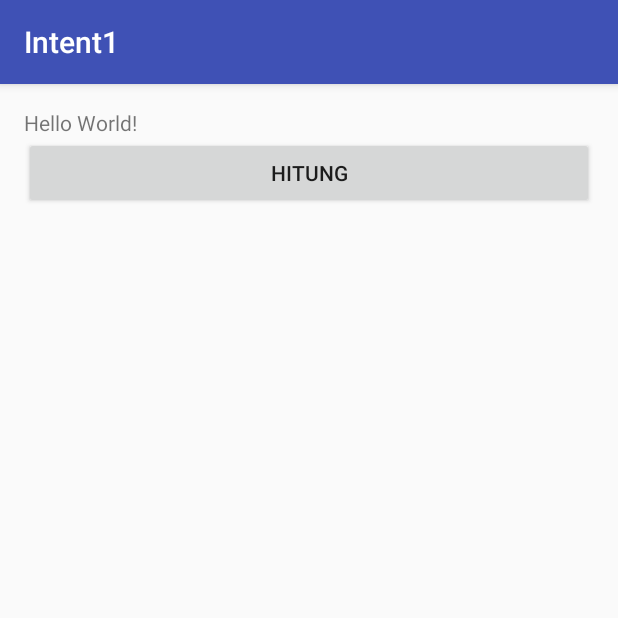
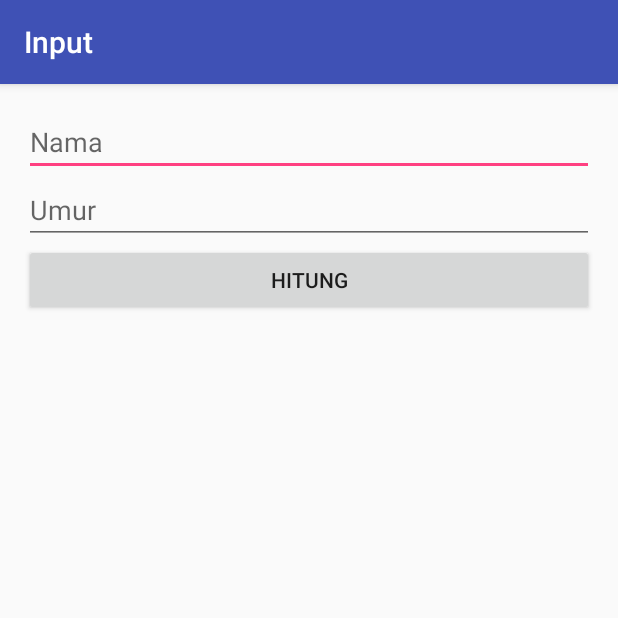
Before and after one commit to yobelchris/Intent1, an Android app: the screen it shows after launch (MainActivity), on a phone screen of 412 x 824 dp, the top half of it. Run offline under Robolectric (Android 15) with nearby library versions, the phone set to English and light mode, and no system bars.

Commit message:
startActivity Part 2

```diff
--- a/app/src/main/java/id/sch/smktelkom_mlg/learn/intent1/MainActivity.java
+++ b/app/src/main/java/id/sch/smktelkom_mlg/learn/intent1/MainActivity.java
@@ -4,19 +4,40 @@ import android.content.Intent;
 import android.os.Bundle;
 import android.support.v7.app.AppCompatActivity;
 import android.view.View;
+import android.widget.EditText;
 
 public class MainActivity extends AppCompatActivity {
+    public static final String NAMA = "Nama";
+    public static final String UMUR = "Umur";
+    EditText etNama;
+    EditText etUmur;
 
     @Override
     protected void onCreate(Bundle savedInstanceState) {
         super.onCreate(savedInstanceState);
         setContentView(R.layout.activity_main);
 
+        setTitle("Input");
+        etNama = (EditText) findViewById(R.id.editTextNama);
+        etUmur = (EditText) findViewById(R.id.editTextUmur);
+
         findViewById(R.id.buttonHitung).setOnClickListener(new View.OnClickListener() {
             @Override
             public void onClick(View view) {
-                startActivity(new Intent(MainActivity.this, HasilActivity.class));
+                goHasil();
             }
         });
     }
+
+    private void goHasil() {
+        String nama = etNama.getText().toString();
+        String umurStr = etUmur.getText().toString();
+
+        int umur = umurStr.isEmpty() ? 0 : Integer.parseInt(umurStr);
+
+        Intent intent = new Intent(MainActivity.this, HasilActivity.class);
+        intent.putExtra(NAMA, nama);
+        intent.putExtra(UMUR, umur);
+        startActivity(intent);
+    }
 }
--- a/app/src/main/res/layout/activity_hasil.xml
+++ b/app/src/main/res/layout/activity_hasil.xml
@@ -11,4 +11,10 @@
     android:paddingTop="@dimen/activity_vertical_margin"
     tools:context="id.sch.smktelkom_mlg.learn.intent1.HasilActivity">
 
+    <TextView
+        android:id="@+id/textViewHasil"
+        android:layout_width="match_parent"
+        android:layout_height="wrap_content"
+        android:textAppearance="@style/TextAppearance.AppCompat.Medium"
+        tools:text="Hasil" />
 </LinearLayout>
--- a/app/src/main/res/layout/activity_main.xml
+++ b/app/src/main/res/layout/activity_main.xml
@@ -11,10 +11,21 @@
     android:paddingTop="@dimen/activity_vertical_margin"
     tools:context="id.sch.smktelkom_mlg.learn.intent1.MainActivity">
 
-    <TextView
-        android:layout_width="wrap_content"
+    <EditText
+        android:id="@+id/editTextNama"
+        android:layout_width="match_parent"
         android:layout_height="wrap_content"
-        android:text="Hello World!" />
+        android:ems="10"
+        android:hint="Nama"
+        android:inputType="textPersonName" />
+
+    <EditText
+        android:id="@+id/editTextUmur"
+        android:layout_width="match_parent"
+        android:layout_height="wrap_content"
+        android:ems="10"
+        android:hint="Umur"
+        android:inputType="numberSigned" />
 
     <Button
         android:id="@+id/buttonHitung"
```
Also changed, not shown: app/src/main/java/id/sch/smktelkom_mlg/learn/intent1/HasilActivity.java (+9 -0 lines).
